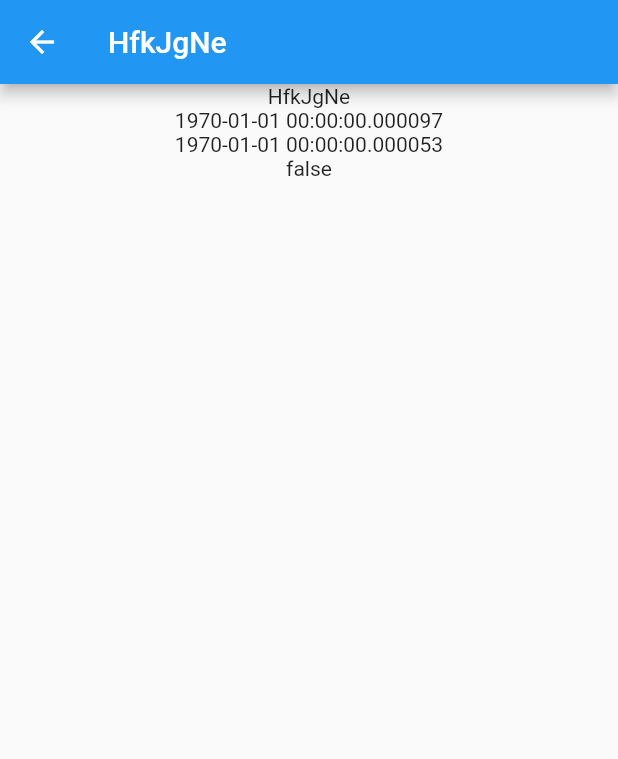
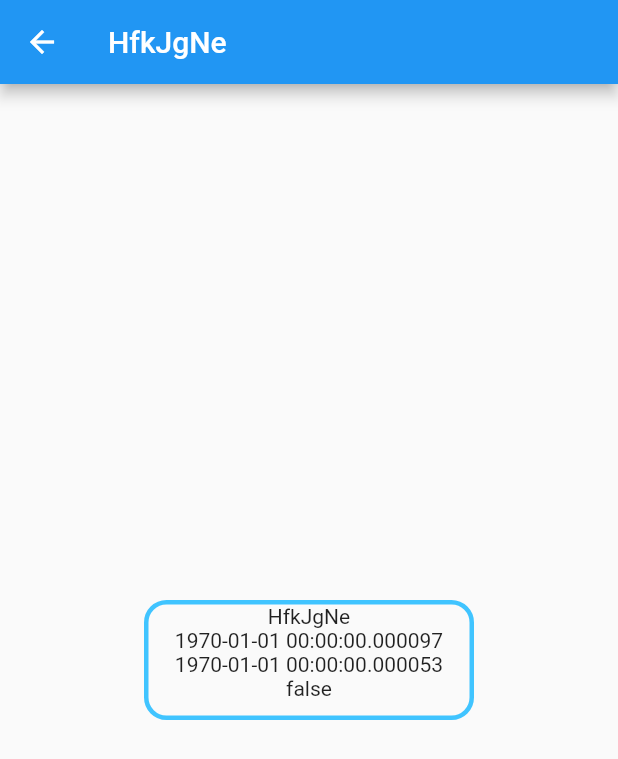
Before and after one commit to Stiven-Gaitan-19/todo_list, a Flutter app: the screen it shows after launch, after a tap on an icon or button, on a phone screen of 412 x 824 dp. Shown: the top 759 px of the screen. Run offline on Flutter 3.47's test engine with Material 2 defaults, Android fonts, the phone set to English and light mode, and no system bars.

Commit message:
cetered detail

```diff
--- a/lib/main.dart
+++ b/lib/main.dart
@@ -7,33 +7,31 @@ void main() {
 }
 
 class MyApp extends StatelessWidget {
-
-
   // This widget is the root of your application.
   @override
   Widget build(BuildContext context) {
-    return MaterialApp(
-        title: 'Flutter Demo',
-        home: ListView()
-    );
+    return MaterialApp(title: 'Flutter Demo', home: ListView());
   }
 }
 
-class ListView extends StatelessWidget{
+class ListView extends StatelessWidget {
   List<Task> tasks = TaskFactory().generateListTask();
 
   @override
   Widget build(BuildContext context) {
     return Scaffold(
-            appBar: AppBar(
-                title: const Text("Todos")),
+        appBar: AppBar(title: const Text("Todos")),
         body: Container(
           padding: const EdgeInsets.all(10),
           child: Column(
               children: tasks
                   .map((task) => GestureDetector(
                       onTap: () => {
-                            Navigator.push(context, MaterialPageRoute(builder: (context) => DetailView(task: task)))
+                            Navigator.push(
+                                context,
+                                MaterialPageRoute(
+                                    builder: (context) =>
+                                        DetailView(task: task)))
                           },
                       child: Container(
                         height: 70,
@@ -54,8 +52,7 @@ class ListView extends StatelessWidget{
   }
 }
 
-
-class DetailView extends StatelessWidget{
+class DetailView extends StatelessWidget {
   const DetailView({super.key, required this.task});
 
   final Task task;
@@ -64,14 +61,25 @@ class DetailView extends StatelessWidget{
   Widget build(BuildContext context) {
     return Scaffold(
         appBar: AppBar(title: Text(task.getName())),
-        body: Center(child:
-          Column(children: [
+        body: Column(
+            mainAxisAlignment: MainAxisAlignment.center,
+            crossAxisAlignment: CrossAxisAlignment.center,
+            children: [
+              Container(
+                  child: Center(
+                      child: Container(
+                          height: 80,
+                          width: 220,
+                          decoration: BoxDecoration(
+                              border: Border.all(
+                                  width: 3, color: Colors.lightBlueAccent),
+                              borderRadius: BorderRadius.circular(15)),
+                          child: Column(children: [
                             Text(task.getName()),
                             Text(task.getInitialDate()),
                             Text(task.getEndDate()),
                             Text(task.getStatus().toString()),
-          ])
-        )
-      );
+                          ]))))
+            ]));
   }
 }
```
Lines whose indentation alone changed are shown as unchanged.
